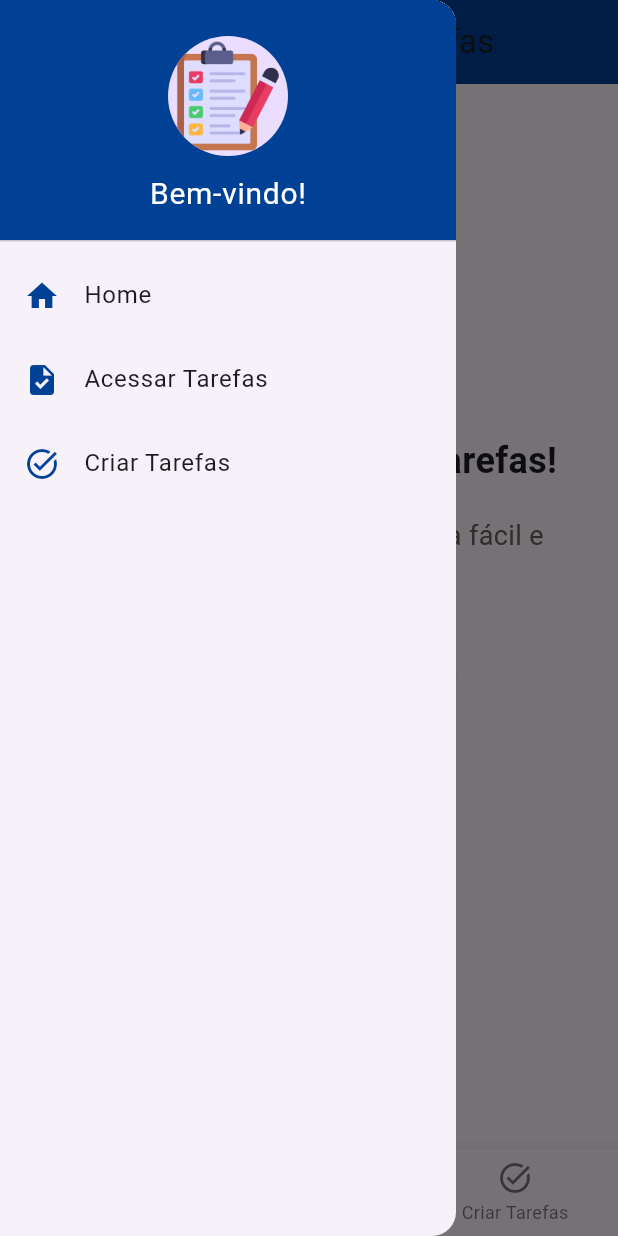
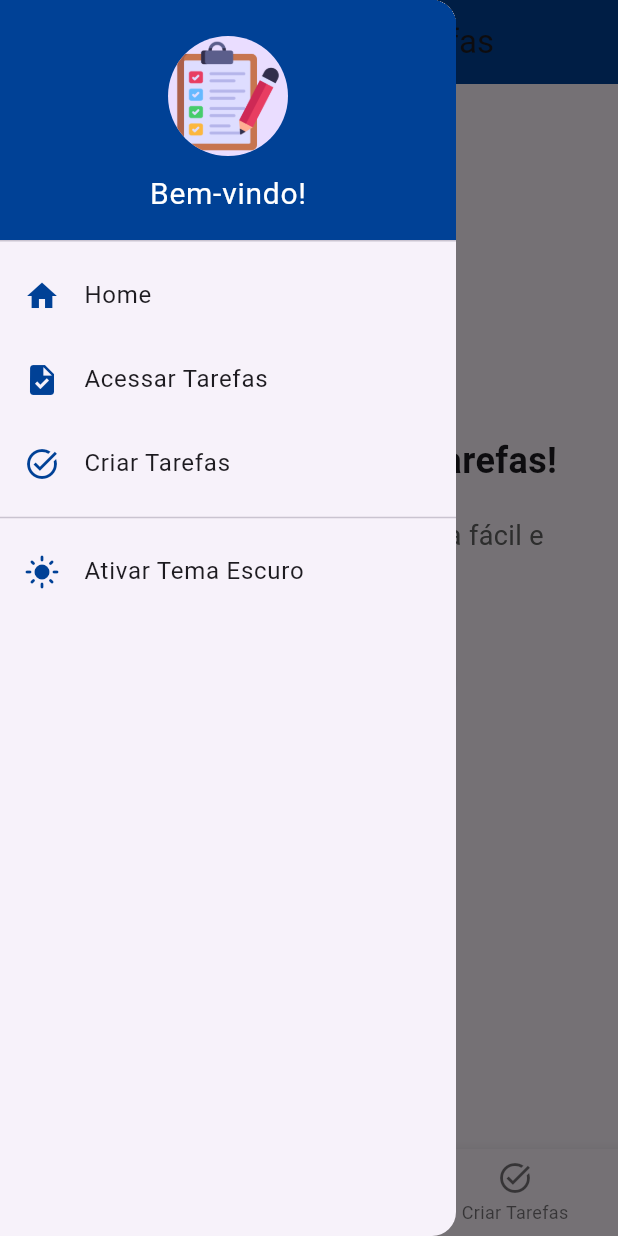
Before and after one commit to IanSebastiao/tarefas, a Flutter app: the screen it shows after launch, in the side drawer, after a tap on "Acessar Tarefas", on a phone screen of 412 x 824 dp. Run offline on Flutter 3.47's test engine with Material 3 defaults, Android fonts, the phone set to English and light mode, and no system bars; our stand-ins replace sqflite, sqflite_common_ffi; accounts and stored records are empty.

Commit message:
Atualização, status e tema

```diff
--- a/lib/data/models/tarefas_model.dart
+++ b/lib/data/models/tarefas_model.dart
@@ -2,7 +2,7 @@ class Tarefa {
   int? id; // ID da tarefa (opcional, usado para identificar a tarefa no banco)
   String nome; // Nome da tarefa (obrigatório)
   String? descricao; // Descrição da tarefa (opcional)
-  String status; // Status da tarefa (opcional, ex.: "pendente", "concluído")
+  String? status; // Status da tarefa (opcional, ex.: "pendente", "concluído")
   String dataInicio; // Data de início da tarefa (opcional)
   String dataFim; // Data de término da tarefa (opcional)
 
@@ -11,7 +11,7 @@ class Tarefa {
     this.id,
     required this.nome,
     this.descricao,
-    required this.status,
+    this.status,
     required this.dataInicio,
     required this.dataFim,
   });
--- a/lib/data/repositories/tarefas_repository.dart
+++ b/lib/data/repositories/tarefas_repository.dart
@@ -22,7 +22,7 @@ class TarefasRepository {
         id: map['id'] as int?,
         nome: map['nome'] as String,
         descricao: map['descricao'] as String?,
-        status: map['status'] as String,
+        status: map['status'] as String?,
         dataInicio: map['data_inicio'] as String,
         dataFim: map['data_fim'] as String,
       );
--- a/lib/main.dart
+++ b/lib/main.dart
@@ -1,8 +1,9 @@
 import 'dart:io';
 import 'package:flutter/material.dart';
+import 'package:provider/provider.dart';
 import 'package:sqflite_common_ffi/sqflite_ffi.dart';
 import 'package:tarefas/presentation/pages/sprash_screen.dart';
-
+import 'presentation/pages/home_page.dart'; // Certifique-se de que o ThemeProvider está no caminho correto.
 
 // Desenvolvido por Ian
 
@@ -14,7 +15,12 @@ void main() {
     databaseFactory = databaseFactoryFfi;
   }
 
-  runApp(const MyApp());
+  runApp(
+    ChangeNotifierProvider(
+      create: (context) => ThemeProvider(),
+      child: const MyApp(),
+    ),
+  );
 }
 
 class MyApp extends StatelessWidget {
@@ -22,9 +28,15 @@ class MyApp extends StatelessWidget {
 
   @override
   Widget build(BuildContext context) {
-    return const MaterialApp(
+    // Acessa o ThemeProvider para gerenciar o tema.
+    final themeProvider = Provider.of<ThemeProvider>(context);
+
+    return MaterialApp(
       debugShowCheckedModeBanner: false,
-      home: SplashScreen(),
+      theme: ThemeData.light(), // Tema claro.
+      darkTheme: ThemeData.dark(), // Tema escuro.
+      themeMode: themeProvider.themeMode, // Alterna entre claro e escuro.
+      home: const SplashScreen(),
     );
   }
 }
--- a/lib/presentation/pages/home_page.dart
+++ b/lib/presentation/pages/home_page.dart
@@ -1,7 +1,31 @@
 import 'package:flutter/material.dart';
+import 'package:provider/provider.dart';
 import 'package:tarefas/presentation/pages/tarefas/criar_tarefas_page.dart';
 import 'package:tarefas/presentation/pages/tarefas/tarefas_pages.dart';
 import 'main_home_page.dart';
+
+void main() {
+  runApp(
+    ChangeNotifierProvider(
+      create: (context) => ThemeProvider(),
+      child: MyApp(),
+    ),
+  );
+}
+
+class MyApp extends StatelessWidget {
+  @override
+  Widget build(BuildContext context) {
+    final themeProvider = Provider.of<ThemeProvider>(context);
+
+    return MaterialApp(
+      theme: ThemeData.light(),
+      darkTheme: ThemeData.dark(),
+      themeMode: themeProvider.themeMode, // Aplica o tema dinâmico
+      home: const HomePage(),
+    );
+  }
+}
 
 class HomePage extends StatefulWidget {
   const HomePage({super.key});
@@ -28,17 +52,19 @@ class HomePageState extends State<HomePage> {
 
   @override
   Widget build(BuildContext context) {
+    final themeProvider = Provider.of<ThemeProvider>(context);
+
     return Scaffold(
       appBar: AppBar(
         title: const Text('Gerenciamento de Tarefas'),
-        backgroundColor: Color.fromARGB(255, 0, 65, 150),
+        backgroundColor: const Color.fromARGB(255, 0, 65, 150),
       ),
       drawer: Drawer(
         child: ListView(
           padding: EdgeInsets.zero,
           children: <Widget>[
             DrawerHeader(
-              decoration: BoxDecoration(
+              decoration: const BoxDecoration(
                 color: Color.fromARGB(255, 0, 65, 150),
               ),
               child: const Column(
@@ -89,17 +115,20 @@ class HomePageState extends State<HomePage> {
                 Navigator.pop(context);
               },
             ),
-            // const Divider(),
-            // ListTile(
-            //   leading: const Icon(Icons.exit_to_app, color: Colors.red),
-            //   title: const Text('Sair'),
-            //   onTap: () {
-            //     Navigator.pushReplacement(
-            //       context,
-            //       MaterialPageRoute(builder: (context) => const LoginPage()),
-            //     );
-            //   },
-            // ),
+            const Divider(),
+            ListTile(
+              leading: Icon(
+                themeProvider.isDarkMode ? Icons.dark_mode : Icons.light_mode,
+                color: const Color.fromARGB(255, 0, 65, 150),
+              ),
+              title: Text(themeProvider.isDarkMode
+                  ? 'Ativar Tema Claro'
+                  : 'Ativar Tema Escuro'),
+              onTap: () {
+                themeProvider.toggleTheme();
+                Navigator.pop(context);
+              },
+            ),
           ],
         ),
       ),
@@ -120,9 +149,22 @@ class HomePageState extends State<HomePage> {
           ),
         ],
         currentIndex: _selectedIndex,
-        selectedItemColor: Color.fromARGB(255, 0, 65, 150),
+        selectedItemColor: const Color.fromARGB(255, 0, 65, 150),
         onTap: _onItemTapped,
       ),
     );
   }
 }
+
+class ThemeProvider extends ChangeNotifier {
+  ThemeMode _themeMode = ThemeMode.light;
+
+  ThemeMode get themeMode => _themeMode;
+
+  bool get isDarkMode => _themeMode == ThemeMode.dark;
+
+  void toggleTheme() {
+    _themeMode = _themeMode == ThemeMode.light ? ThemeMode.dark : ThemeMode.light;
+    notifyListeners(); // Notifica que o estado foi alterado
+  }
+}
--- a/pubspec.yaml
+++ b/pubspec.yaml
@@ -38,6 +38,7 @@ dependencies:
   path: ^1.9.0
   sqflite_common_ffi: ^2.3.3+1
   intl: ^0.20.2
+  provider: ^6.1.2
 
 dev_dependencies:
   flutter_test:
```
Also changed, not shown: lib/presentation/pages/tarefas/criar_tarefas_page.dart (+6 -36 lines), lib/presentation/pages/tarefas/editar_tarefas_page.dart (+2 -33 lines), lib/presentation/pages/tarefas/tarefas_pages.dart (+18 -1 lines), pubspec.lock.
